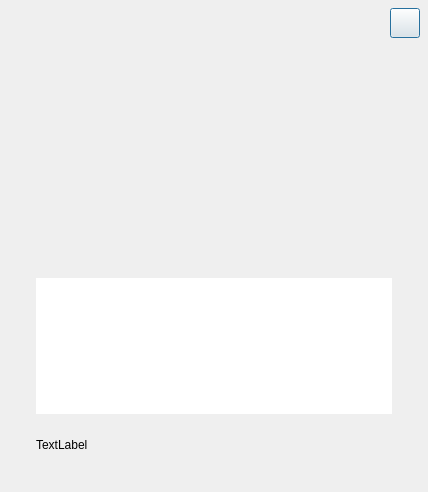
Qt form src/windows/about-dialog.ui (ukui/peony) before a commit.
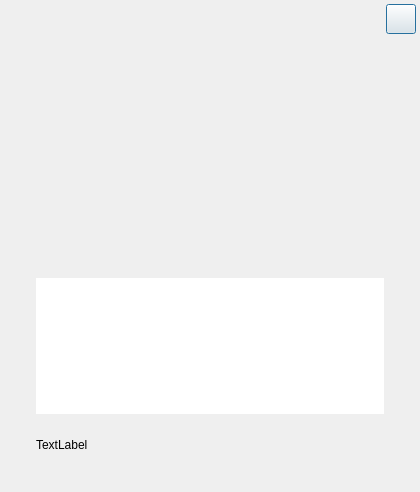
The same form after that commit.

Commit message: [FIX]【SP2 UI走查】【文件管理器】【关于】关于界面，窗口截图带阴影框 [LINK]101149

The edit to the form file:
```diff
--- a/src/windows/about-dialog.ui
+++ b/src/windows/about-dialog.ui
@@ -6,20 +6,20 @@
    <rect>
     <x>0</x>
     <y>0</y>
-    <width>428</width>
+    <width>420</width>
     <height>492</height>
    </rect>
   </property>
   <property name="minimumSize">
    <size>
-    <width>428</width>
-    <height>332</height>
+    <width>420</width>
+    <height>324</height>
    </size>
   </property>
   <property name="maximumSize">
    <size>
-    <width>424</width>
-    <height>564</height>
+    <width>420</width>
+    <height>560</height>
    </size>
   </property>
   <property name="windowTitle">
@@ -82,7 +82,7 @@
         <string>&lt;!DOCTYPE HTML PUBLIC &quot;-//W3C//DTD HTML 4.0//EN&quot; &quot;http://www.w3.org/TR/REC-html40/strict.dtd&quot;&gt;
 &lt;html&gt;&lt;head&gt;&lt;meta name=&quot;qrichtext&quot; content=&quot;1&quot; /&gt;&lt;style type=&quot;text/css&quot;&gt;
 p, li { white-space: pre-wrap; }
-&lt;/style&gt;&lt;/head&gt;&lt;body style=&quot; font-family:'Noto Sans CJK SC'; font-size:16pt; font-weight:400; font-style:normal;&quot;&gt;
+&lt;/style&gt;&lt;/head&gt;&lt;body style=&quot; font-family:'Noto Sans CJK SC'; font-size:15pt; font-weight:400; font-style:normal;&quot;&gt;
 &lt;p style=&quot;-qt-paragraph-type:empty; margin-top:0px; margin-bottom:0px; margin-left:0px; margin-right:0px; -qt-block-indent:0; text-indent:0px; font-size:11pt;&quot;&gt;&lt;br /&gt;&lt;/p&gt;&lt;/body&gt;&lt;/html&gt;</string>
        </property>
       </widget>
@@ -134,13 +134,16 @@
       <number>8</number>
      </property>
      <property name="leftMargin">
-      <number>12</number>
+      <number>4</number>
      </property>
      <property name="topMargin">
-      <number>8</number>
+      <number>4</number>
      </property>
      <property name="rightMargin">
-      <number>8</number>
+      <number>4</number>
+     </property>
+     <property name="bottomMargin">
+      <number>4</number>
      </property>
      <item>
       <layout class="QVBoxLayout" name="verticalLayout_6">
```
The commit also changes 2 other files.
